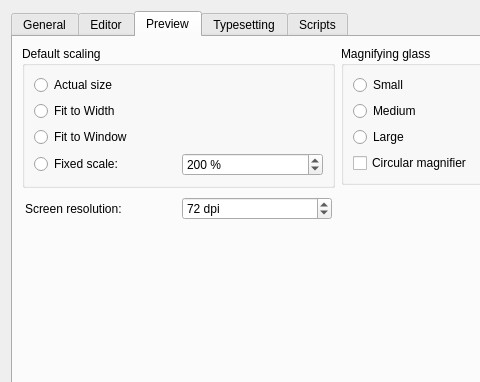
Qt form src/PrefsDialog.ui (debian-tex/texworks) before a commit; both pictures show x 0 to 480 and y 0 to 382 of the 676 by 534 pixel window.
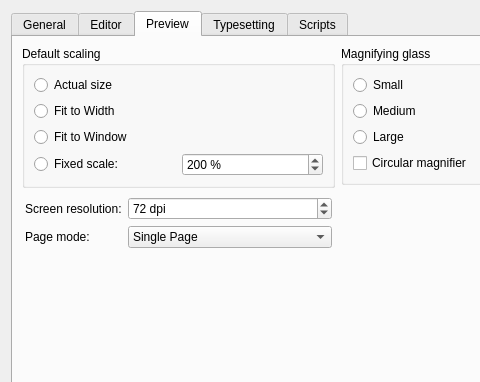
The same form after that commit. The open tabs and pages were chosen to show the change. Icons and pictures are not drawn.

```diff
--- a/src/PrefsDialog.ui
+++ b/src/PrefsDialog.ui
@@ -672,18 +672,18 @@
         </spacer>
        </item>
        <item row="2" column="0">
-        <layout class="QHBoxLayout">
+        <layout class="QFormLayout">
          <property name="margin">
           <number>3</number>
          </property>
-         <item>
+         <item row="0" column="0">
           <widget class="QLabel" name="label_4">
            <property name="text">
             <string>Screen resolution:</string>
            </property>
           </widget>
          </item>
-         <item>
+         <item row="0" column="1">
           <widget class="QSpinBox" name="resolution">
            <property name="correctionMode">
             <enum>QAbstractSpinBox::CorrectToNearestValue</enum>
@@ -702,6 +702,32 @@
            </property>
           </widget>
          </item>
+         <item row="1" column="0">
+          <widget class="QLabel" name="label_5">
+           <property name="text">
+            <string>Page mode:</string>
+           </property>
+          </widget>
+         </item>
+         <item row="1" column="1">
+          <widget class="QComboBox" name="pdfPageMode">
+           <item>
+            <property name="text">
+             <string>Single Page</string>
+            </property>
+           </item>
+           <item>
+            <property name="text">
+             <string>Single Page Continuous</string>
+            </property>
+           </item>
+           <item>
+            <property name="text">
+             <string>Two Page Continuous</string>
+            </property>
+           </item>
+          </widget>
+         </item>
         </layout>
        </item>
        <item row="3" column="0">
```
